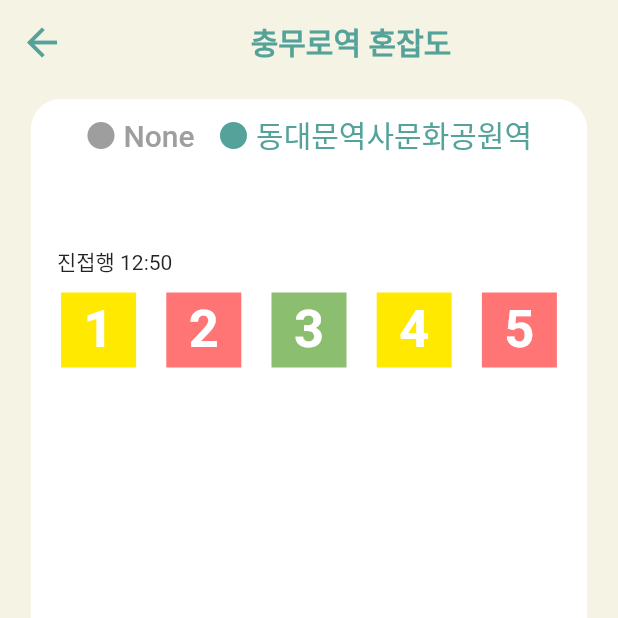
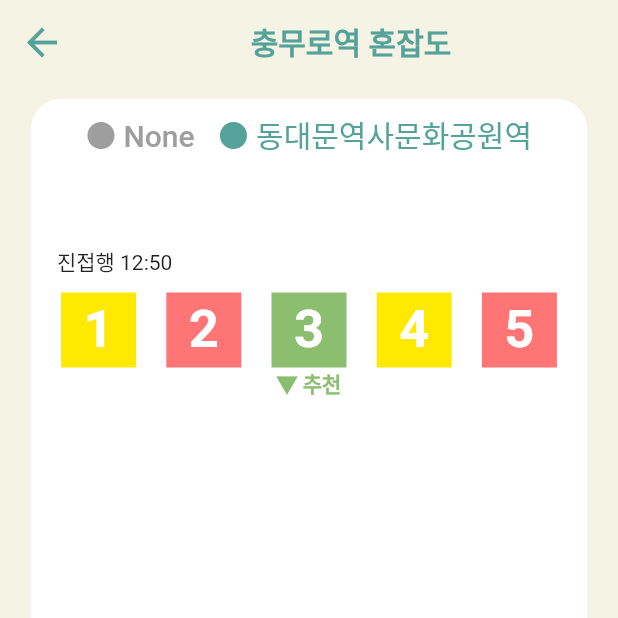
Before and after one commit to 2023-SubwayCongestion/SubwayCongestionApp, a Flutter app: the screen it shows once a user with an empty profile is signed in, after a tap on "충무로역", on a phone screen of 412 x 824 dp, the top half of it. Run offline on Flutter 3.47's test engine with Material 2 defaults, Android fonts, the phone set to English and light mode, and no system bars; our stand-ins replace firebase_auth, firebase_core; accounts and stored records are empty.

Commit message:
feat: 추천 글 생성

```diff
--- a/lib/widget/congestion_view.dart
+++ b/lib/widget/congestion_view.dart
@@ -18,6 +18,7 @@ class CongestionView extends StatelessWidget {
           Text('     ' + info.lastDest + ' ' + info.time),
           SizedBox(height: 10,),
           Row(
+            crossAxisAlignment: CrossAxisAlignment.start,
             mainAxisAlignment: MainAxisAlignment.spaceEvenly,
             children: makeCongeInfo(info.items),
           ),
@@ -36,6 +37,31 @@ List<Widget> makeCongeInfo(List<int> list){
     else if(list[i] == 1) bgColor = Color.fromRGBO(255, 233, 0, 1);
     else bgColor = Color.fromRGBO(255, 116, 116, 1);
 
+    if(list[i] == 0){
+      results.add(
+        Column(
+          children: [
+            Container(
+              width: 50,
+              height: 50,
+              color: bgColor,
+              child: Center(
+                child: Text('${i +1}', style: TextStyle(
+                  color: Colors.white,
+                  fontSize: 35,
+                  fontWeight: FontWeight.bold,),
+                ),
+              ),
+            ),
+            Text('▼ 추천', style: TextStyle(
+              color: bgColor,
+              fontWeight: FontWeight.bold,),
+            ),
+          ],
+        ),
+      );
+    }
+    else{
       results.add(
         Container(
           width: 50,
@@ -51,5 +77,7 @@ List<Widget> makeCongeInfo(List<int> list){
         ),
       );
     }
+
+  }
   return results;
 }
```
Lines whose indentation alone changed are shown as unchanged.
